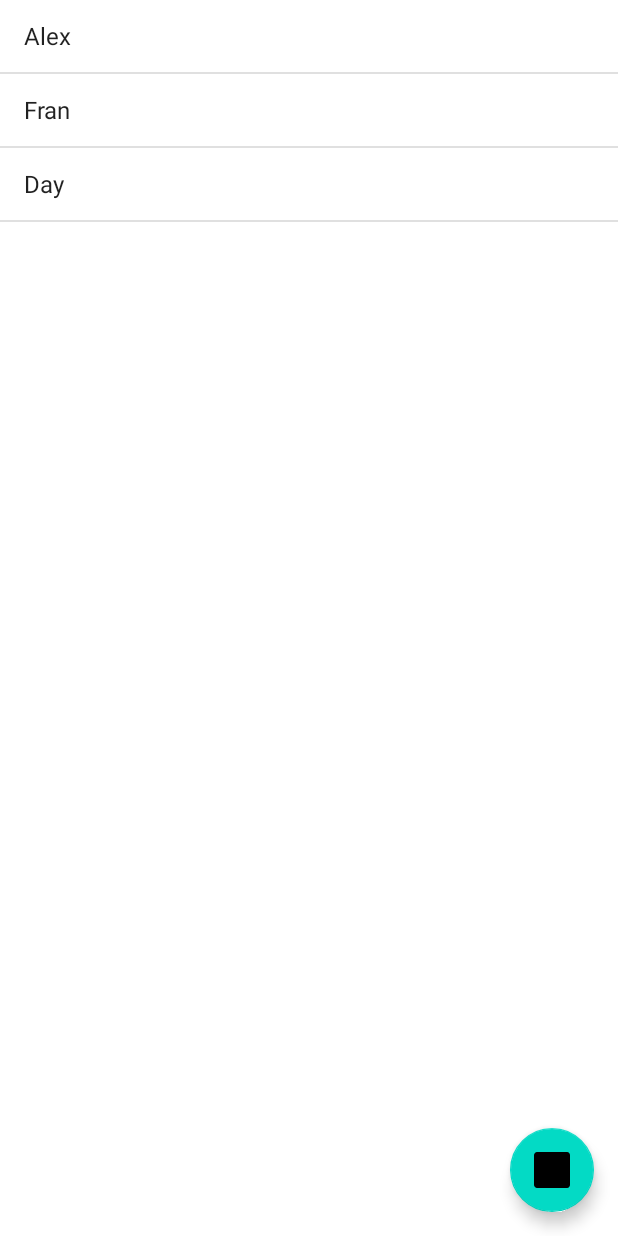
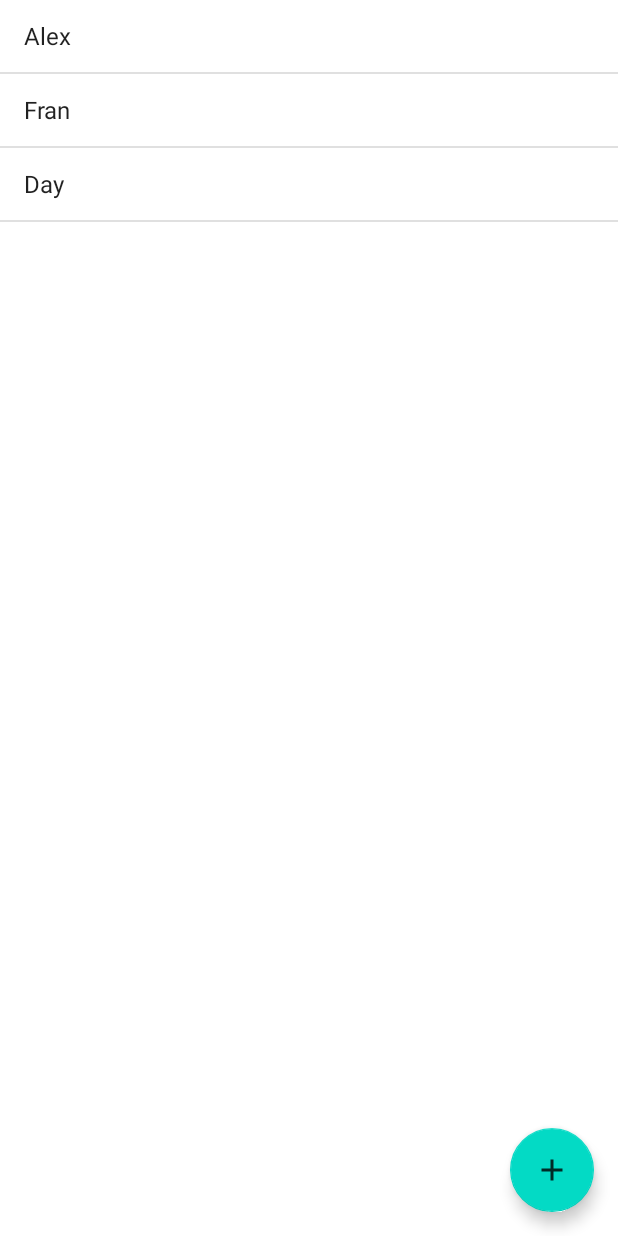
Before and after one commit to dayanyrec/agenda, an Android app: the screen it shows after launch (MainActivity), on a phone screen of 412 x 824 dp. Run offline under Robolectric (Android 15) with nearby library versions, the phone set to English and light mode, and no system bars.

Commit message:
Add icon in the float action button

```diff
--- /dev/null
+++ b/app/src/main/res/drawable-anydpi/ic_action_novo_aluno.xml
@@ -0,0 +1,11 @@
+<vector xmlns:android="http://schemas.android.com/apk/res/android"
+    android:width="24dp"
+    android:height="24dp"
+    android:viewportWidth="24"
+    android:viewportHeight="24"
+    android:tint="#FFFFFF"
+    android:alpha="0.8">
+  <path
+      android:fillColor="@android:color/white"
+      android:pathData="M19,13h-6v6h-2v-6H5v-2h6V5h2v6h6v2z"/>
+</vector>
--- a/app/src/main/res/layout/activity_main.xml
+++ b/app/src/main/res/layout/activity_main.xml
@@ -13,7 +13,7 @@
         android:layout_margin="16dp"
         android:clickable="true"
         android:focusable="true"
-        app:srcCompat="@mipmap/ic_launcher"
+        android:src="@drawable/ic_action_novo_aluno"
         android:contentDescription="@string/adicionar_novo_aluno" />
 
     <ListView
```
Also changed, not shown: app/src/main/res/drawable-hdpi/ic_action_novo_aluno.png (added), app/src/main/res/drawable-mdpi/ic_action_novo_aluno.png (added), app/src/main/res/drawable-xhdpi/ic_action_novo_aluno.png (added), app/src/main/res/drawable-xxhdpi/ic_action_novo_aluno.png (added).
